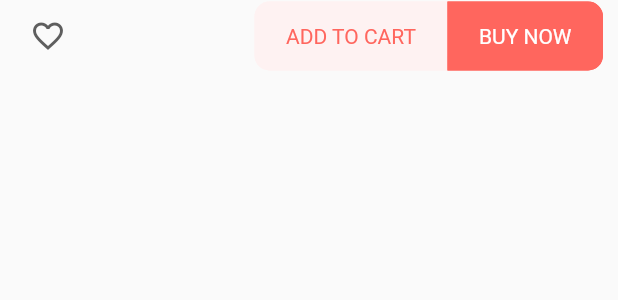
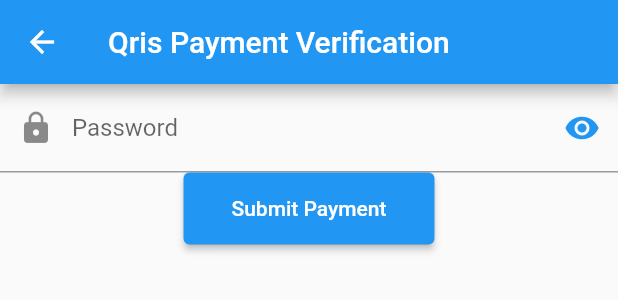
Before and after one commit to Rzero6/project_belanjakan, a Flutter app: the BottomNavBar widget shown alone on an empty page, opened directly with empty values, after a tap on "ADD TO CART", on a phone screen of 412 x 824 dp. Shown: the top 300 px of the screen. Run offline on Flutter 3.47's test engine with Material 2 defaults, Android fonts, the light colour scheme and no system bars; our stand-ins replace camera, flutter_bloc, google_nav_bar, image_picker, photo_view, shared_preferences and 1 more; missing offline and left inert: mobile_scanner; accounts and stored records are empty.

Commit message:
add pembayaran barcode

```diff
--- a/lib/main.dart
+++ b/lib/main.dart
@@ -1,4 +1,5 @@
 import 'package:flutter/material.dart';
+import 'package:project_belanjakan/view/qr_scan/scan_qr_page.dart';
 import 'package:project_belanjakan/view/splash_screen.dart';
 
 void main() {
@@ -8,11 +9,11 @@ void main() {
 class MainApp extends StatelessWidget {
   const MainApp({super.key});
 
-
   @override
   Widget build(BuildContext context) {
     return const MaterialApp(
       home: SplashScreen(),
+      // home: BarcodeScannerPageView(),
     );
   }
 }
--- /dev/null
+++ b/lib/view/payment/payment_verification.dart
@@ -0,0 +1,103 @@
+import 'package:flutter/material.dart';
+import 'package:project_belanjakan/model/user.dart';
+import 'package:project_belanjakan/view/main_menu.dart';
+import 'package:shared_preferences/shared_preferences.dart';
+
+class PaymentVerificationView extends StatefulWidget {
+  const PaymentVerificationView({super.key});
+
+  @override
+  State<PaymentVerificationView> createState() =>
+      _PaymentVerificationViewState();
+}
+
+class _PaymentVerificationViewState extends State<PaymentVerificationView> {
+  User? userData;
+  TextEditingController passwordController = TextEditingController();
+  bool isPasswordVisibleChanged = false;
+  bool isloading = false;
+
+  @override
+  void initState() {
+    loadData();
+    super.initState();
+  }
+
+  @override
+  Widget build(BuildContext context) {
+    return Scaffold(
+      appBar: AppBar(
+        title: const Text("Qris Payment Verification"),
+      ),
+      body: Column(children: [
+        TextFormField(
+          controller: passwordController,
+          decoration: InputDecoration(
+            prefixIcon: const Icon(Icons.lock),
+            labelText: 'Password',
+            suffixIcon: IconButton(
+              onPressed: () {
+                setState(() {
+                  isPasswordVisibleChanged = !isPasswordVisibleChanged;
+                });
+              },
+              icon: Icon(!isPasswordVisibleChanged
+                  ? Icons.visibility
+                  : Icons.visibility_off),
+              color: !isPasswordVisibleChanged ? Colors.blue : Colors.grey,
+            ),
+          ),
+          obscureText: isPasswordVisibleChanged,
+        ),
+        ElevatedButton(
+          onPressed: () {
+            setState(() {
+              isloading = true;
+            });
+            verify();
+          },
+          child: Padding(
+            padding:
+                const EdgeInsets.symmetric(vertical: 16.0, horizontal: 16.0),
+            child: isloading
+                ? const CircularProgressIndicator(
+                    color: Colors.white,
+                  )
+                : const Text("Submit Payment"),
+          ),
+        ),
+      ]),
+    );
+  }
+
+  Future<void> loadData() async {
+    SharedPreferences sharedPrefs = await SharedPreferences.getInstance();
+    userData = User(
+        id: sharedPrefs.getInt('userID'),
+        username: sharedPrefs.getString('username'),
+        password: sharedPrefs.getString('password'),
+        email: sharedPrefs.getString('email'),
+        phone: sharedPrefs.getString('phone'),
+        profilePic: sharedPrefs.getString("profile_pic"));
+  }
+
+  Future<void> verify() async {
+    String verifyMessage;
+    verifyMessage = checkPassword() ? "Berhasil Bayar" : "Gagal Bayar";
+    Future.delayed(const Duration(seconds: 3), () {
+      ScaffoldMessenger.of(context).showSnackBar(SnackBar(
+        content: Text(verifyMessage),
+      ));
+      isloading = false;
+      Navigator.pushReplacement(
+          context, MaterialPageRoute(builder: (_) => const MainMenuView()));
+    });
+  }
+
+  bool checkPassword() {
+    if (passwordController.text == userData?.password) {
+      return true;
+    }
+    return false;
+  }
+}
--- a/lib/view/products/item_details.dart
+++ b/lib/view/products/item_details.dart
@@ -1,6 +1,7 @@
 import 'package:flutter/material.dart';
 import 'package:project_belanjakan/database/sql_helper_items.dart';
 import 'package:project_belanjakan/model/item.dart';
+import 'package:project_belanjakan/view/payment/payment_verification.dart';
 import 'package:project_belanjakan/view/payment/quick_pay.dart';
 
 class ProductDetailScreen extends StatefulWidget {
@@ -93,7 +94,13 @@ class BottomNavBar extends StatelessWidget {
                 ),
               ),
             ),
-            onPressed: () {},
+            onPressed: () {
+              Navigator.push(
+                  context,
+                  MaterialPageRoute(
+                    builder: (_) => const PaymentVerificationView(),
+                  ));
+            },
             child: Container(
               padding:
                   const EdgeInsets.only(left: 5, right: 5, top: 15, bottom: 15),
@@ -246,9 +253,6 @@ class DetailScreen extends StatelessWidget {
                 SizedBox(
                   height: 15,
                 ),
-                // Column(
-                //   children: generateProductSpecification(context),
-                // )
               ],
             ),
           )
```
Also changed, not shown: lib/view/qr_scan/scan_qr_page.dart (+7 -1 lines).
